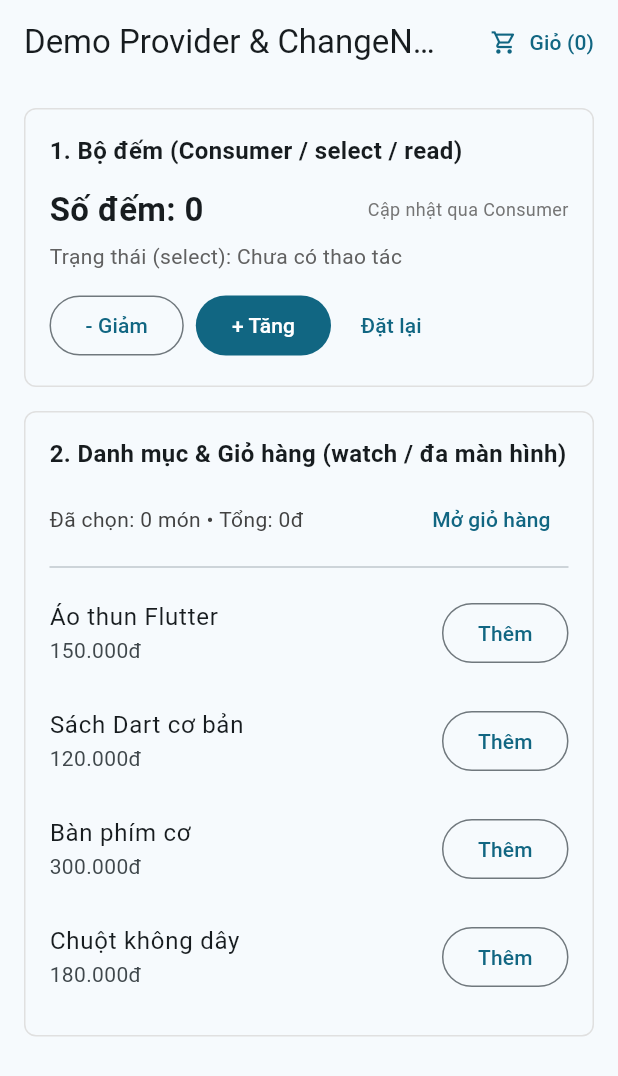
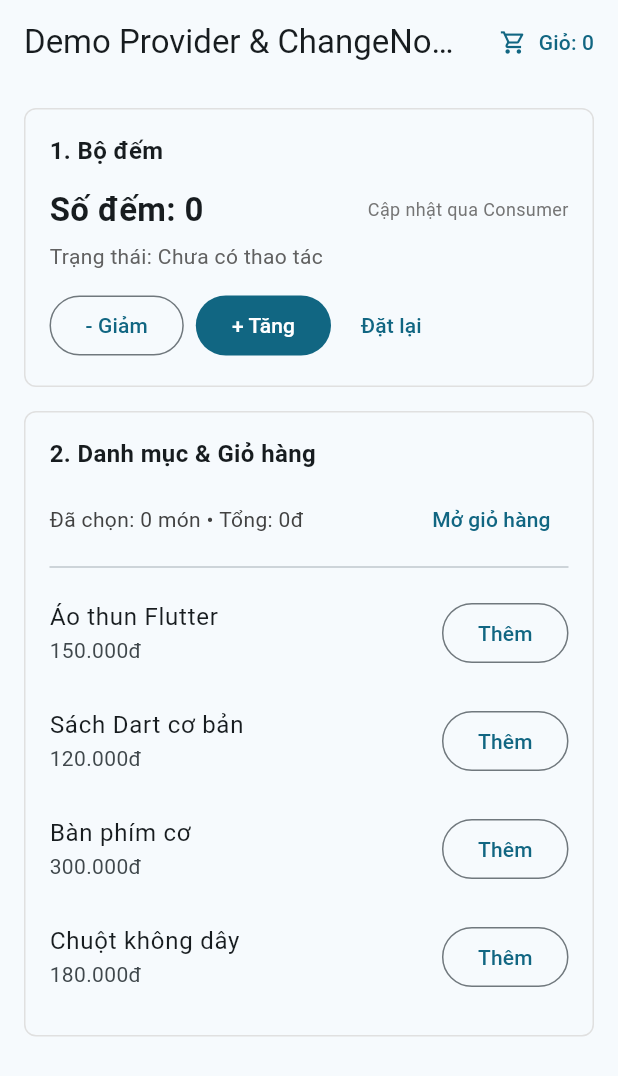
Before and after one commit to hung070405-bot/flutter_provider_demo, a Flutter app: the screen it shows after launch, on a phone screen of 412 x 824 dp. Shown: the top 1076 px of the screen. Run offline on Flutter 3.47's test engine with Material 3 defaults, Android fonts, the phone set to English and light mode, and no system bars.

Commit message:
style: Bo dau ngoac don () trong nhan giao dien HomeScreen va tai lieu

```diff
--- a/lib/models/counter_model.dart
+++ b/lib/models/counter_model.dart
@@ -9,8 +9,8 @@ class CounterModel extends ChangeNotifier {
 
   String get statusLabel {
     if (_count == 0) return 'Chưa có thao tác';
-    if (_count > 0) return 'Đang ở mức dương (+$_count)';
-    return 'Đang ở mức âm ($_count)';
+    if (_count > 0) return 'Đang ở mức dương: +$_count';
+    return 'Đang ở mức âm: $_count';
   }
 
   void increment() {
--- a/lib/screens/home_screen.dart
+++ b/lib/screens/home_screen.dart
@@ -27,7 +27,7 @@ class HomeScreen extends StatelessWidget {
           TextButton.icon(
             onPressed: () => _openCart(context),
             icon: const Icon(Icons.shopping_cart_outlined),
-            label: Text('Giỏ ($cartCount)'),
+            label: Text('Giỏ: $cartCount'),
           ),
         ],
       ),
@@ -64,7 +64,7 @@ class _CounterSection extends StatelessWidget {
         crossAxisAlignment: CrossAxisAlignment.start,
         children: [
           const Text(
-            '1. Bộ đếm (Consumer / select / read)',
+            '1. Bộ đếm',
             style: TextStyle(fontSize: 16, fontWeight: FontWeight.w600),
           ),
           const SizedBox(height: 12),
@@ -92,7 +92,7 @@ class _CounterSection extends StatelessWidget {
           ),
           const SizedBox(height: 6),
           Text(
-            'Trạng thái (select): $statusLabel',
+            'Trạng thái: $statusLabel',
             style: TextStyle(fontSize: 14, color: Colors.grey.shade700),
           ),
           const SizedBox(height: 12),
@@ -140,7 +140,7 @@ class _CatalogSection extends StatelessWidget {
         crossAxisAlignment: CrossAxisAlignment.start,
         children: [
           const Text(
-            '2. Danh mục & Giỏ hàng (watch / đa màn hình)',
+            '2. Danh mục & Giỏ hàng',
             style: TextStyle(fontSize: 16, fontWeight: FontWeight.w600),
           ),
           const SizedBox(height: 8),
```
Also changed, not shown: 2 other files.
